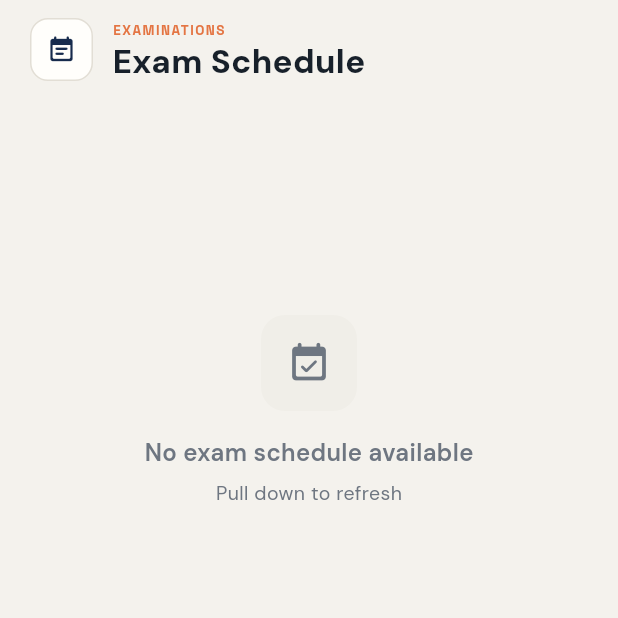
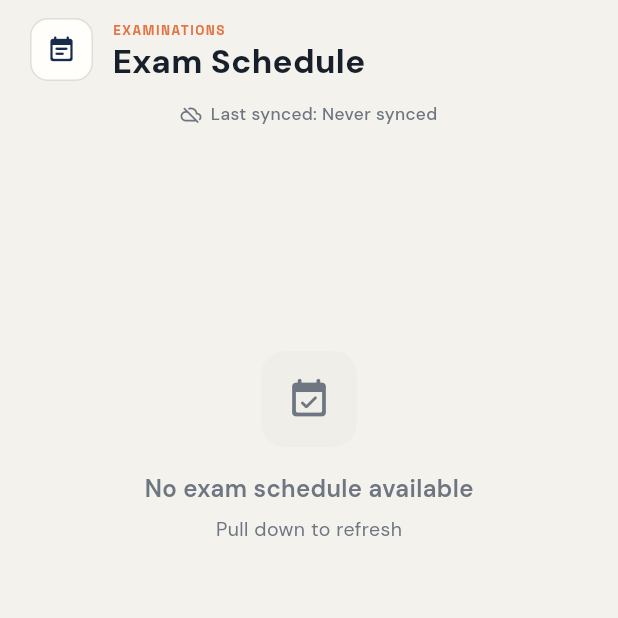
Before and after one commit to Gnanesh-2007/Vitap_nexus, a Flutter app: the ExamScheduleScreen screen opened directly, on a phone screen of 412 x 824 dp, the top half of it. Run offline on Flutter 3.47's test engine with Material 3 defaults, Android fonts, the phone set to English and light mode, and no system bars; our stand-ins replace dio, flutter_animate, flutter_riverpod, flutter_secure_storage, google_fonts, shared_preferences and 2 more; missing offline and left inert: dart:ui_web, vit_vtop; accounts and stored records are empty.

Commit message:
fix: added LastSyncedBadge and verified isolated single-feature refresh for exam schedule

```diff
--- a/app/lib/screens/exam_schedule.dart
+++ b/app/lib/screens/exam_schedule.dart
@@ -4,6 +4,8 @@ import 'package:flutter_riverpod/flutter_riverpod.dart';
 import 'package:google_fonts/google_fonts.dart';
 
 import '../providers/vtop_providers.dart';
+import '../services/storage_service.dart';
+import '../widgets/last_synced_badge.dart';
 
 class ExamScheduleScreen extends ConsumerStatefulWidget {
   const ExamScheduleScreen({super.key});
@@ -34,11 +36,12 @@ class _ExamScheduleScreenState extends ConsumerState<ExamScheduleScreen> {
       );
 
   Future<void> _onRefresh() async {
+    final messenger = ScaffoldMessenger.of(context);
     try {
       await refreshExamSchedule(ref);
     } catch (e) {
       if (mounted) {
-        ScaffoldMessenger.of(context).showSnackBar(
+        messenger.showSnackBar(
           SnackBar(content: Text('Could not update exam schedule: $e')),
         );
       }
@@ -55,6 +58,12 @@ class _ExamScheduleScreenState extends ConsumerState<ExamScheduleScreen> {
         child: Column(
           children: [
             _buildTopBar(),
+            LastSyncedBadge(
+              lastSynced: StorageService.getMemoryTimestamp('exam_schedule'),
+              isRefreshing: examAsync.isLoading,
+              onRefresh: _onRefresh,
+              padding: const EdgeInsets.fromLTRB(20, 0, 20, 8),
+            ),
             Expanded(
               child: RefreshIndicator(
                 onRefresh: _onRefresh,
```
